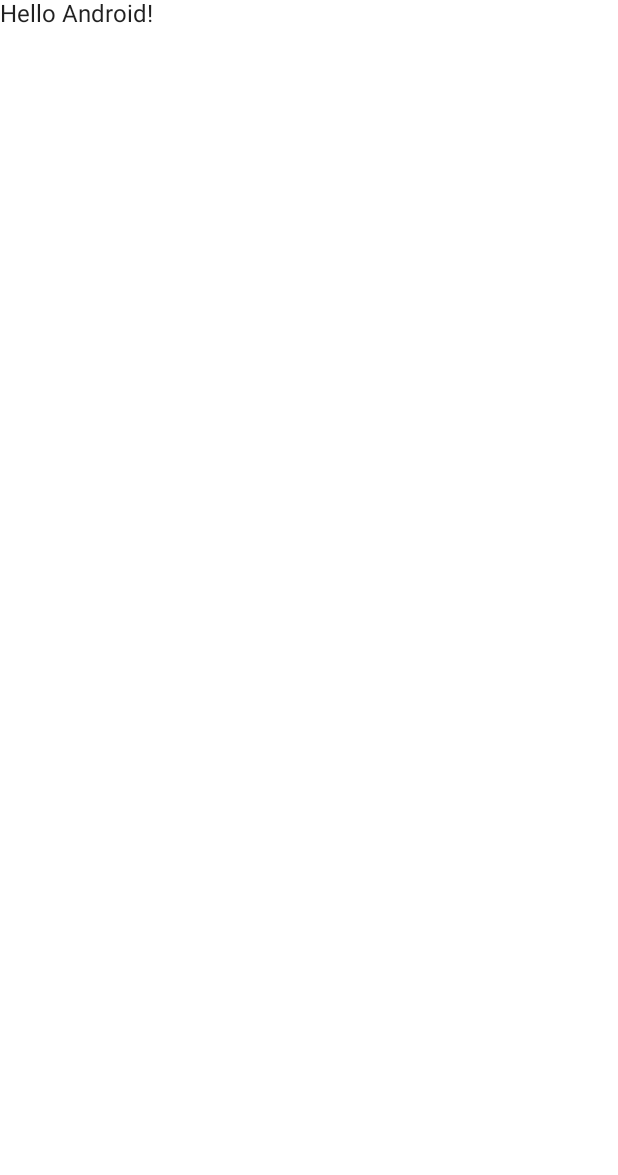
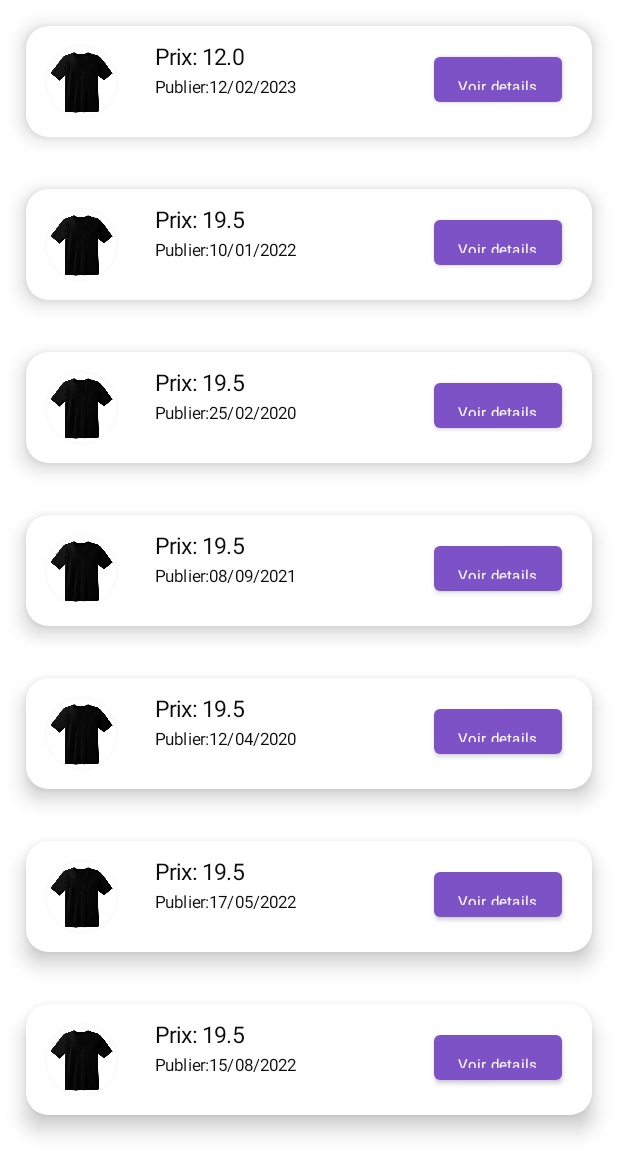
Before and after one commit to MouofoKayouDanela/OpenPressing, an Android app built with Jetpack Compose: the screen it shows after launch (MainActivity), on a phone screen of 412 x 824 dp. Before the commit the part shown is almost empty. Shown: the top 1175 px of the screen. Run offline under Robolectric (Android 15) with nearby library versions, the phone set to English and light mode, and no system bars.

Commit message:
Creation de l'interface consulter les besoins

```diff
--- a/android_part/app/build.gradle
+++ b/android_part/app/build.gradle
@@ -2,7 +2,7 @@ plugins {
     id 'com.android.application'
     id 'org.jetbrains.kotlin.android'
     id 'kotlin-kapt'
-    id 'dagger.hilt.android.plugin'
+    //id 'dagger.hilt.android.plugin'
 }
 
 android {
@@ -64,20 +64,20 @@ dependencies {
     debugImplementation "androidx.compose.ui:ui-test-manifest:$compose_ui_version"
     implementation "androidx.compose.material:material-icons-extended:$compose_ui_version"
 
-    def nav_version = "2.5.3"
-    implementation "androidx.navigation:navigation-compose:$nav_version"
-    implementation "com.google.accompanist:accompanist-systemuicontroller:0.26.0-alpha"
+    /* def nav_version = "2.5.3"
+     implementation "androidx.navigation:navigation-compose:$nav_version"
+     implementation "com.google.accompanist:accompanist-systemuicontroller:0.26.0-alpha"
 
-    implementation platform('com.google.firebase:firebase-bom:31.3.0')
-    implementation 'com.google.firebase:firebase-auth-ktx'
-    implementation 'com.google.firebase:firebase-firestore-ktx'
+     implementation platform('com.google.firebase:firebase-bom:31.3.0')
+     implementation 'com.google.firebase:firebase-auth-ktx'
+     implementation 'com.google.firebase:firebase-firestore-ktx'*/
 
     //Dagger - Hilt
-    implementation "com.google.dagger:hilt-android:2.45"
-    kapt "com.google.dagger:hilt-android-compiler:2.45"
+    //implementation "com.google.dagger:hilt-android:2.45"
+    //kapt "com.google.dagger:hilt-android-compiler:2.45"
 
     //Retrofit
-    implementation 'com.squareup.retrofit2:retrofit:2.9.0'
+    /*implementation 'com.squareup.retrofit2:retrofit:2.9.0'
     implementation 'com.squareup.retrofit2:converter-gson:2.9.0'
-    implementation 'com.squareup.okhttp3:logging-interceptor:5.0.0-alpha.11'
+    implementation 'com.squareup.okhttp3:logging-interceptor:5.0.0-alpha.11'*/
 }
--- a/android_part/app/src/main/java/com/android/openpressing/MainActivity.kt
+++ b/android_part/app/src/main/java/com/android/openpressing/MainActivity.kt
@@ -3,14 +3,15 @@ package com.android.openpressing
 import android.os.Bundle
 import androidx.activity.ComponentActivity
 import androidx.activity.compose.setContent
-import androidx.compose.foundation.layout.fillMaxSize
-import androidx.compose.material.MaterialTheme
-import androidx.compose.material.Surface
-import androidx.compose.material.Text
-import androidx.compose.runtime.Composable
+import androidx.compose.foundation.layout.*
+import androidx.compose.material.*
 import androidx.compose.ui.Modifier
-import androidx.compose.ui.tooling.preview.Preview
-import com.android.openpressing.ui.theme.OpenPressingTheme
+import com.android.openpressing.client_module.presentation.Besoin
+import com.android.openpressing.client_module.presentation.BesoinCard
+import com.android.openpressing.client_module.presentation.DefaultPreview
+import com.android.openpressing.client_module.presentation.Publication
+import com.android.openpressing.ui.theme.*
+
 
 class MainActivity : ComponentActivity() {
     override fun onCreate(savedInstanceState: Bundle?) {
@@ -22,22 +23,10 @@ class MainActivity : ComponentActivity() {
                     modifier = Modifier.fillMaxSize(),
                     color = MaterialTheme.colors.background
                 ) {
-                    Greeting("Android")
+                    DefaultPreview()
                 }
             }
         }
     }
 }
-
-@Composable
-fun Greeting(name: String) {
-    Text(text = "Hello $name!")
-}
-
-@Preview(showBackground = true)
-@Composable
-fun DefaultPreview() {
-    OpenPressingTheme {
-        Greeting("Android")
-    }
-}
+u
--- a/android_part/app/src/main/java/com/android/openpressing/OpenPressingApp.kt
+++ b/android_part/app/src/main/java/com/android/openpressing/OpenPressingApp.kt
@@ -1,7 +1,7 @@
 package com.android.openpressing
 
 import android.app.Application
-import dagger.hilt.android.HiltAndroidApp
+//import dagger.hilt.android.HiltAndroidApp
 
-@HiltAndroidApp
+//@HiltAndroidApp
 class OpenPressingApp : Application()
--- /dev/null
+++ b/android_part/app/src/main/java/com/android/openpressing/client_module/presentation/Besoin.kt
@@ -0,0 +1,168 @@
+package com.android.openpressing.client_module.presentation
+
+
+import androidx.compose.foundation.Image
+import androidx.compose.foundation.border
+import androidx.compose.foundation.layout.*
+import androidx.compose.foundation.lazy.LazyColumn
+import androidx.compose.foundation.lazy.items
+import androidx.compose.foundation.shape.CircleShape
+import androidx.compose.foundation.shape.RoundedCornerShape
+import androidx.compose.material.*
+import androidx.compose.runtime.*
+import androidx.compose.ui.Alignment
+import androidx.compose.ui.Modifier
+import androidx.compose.ui.draw.clip
+import androidx.compose.ui.res.painterResource
+import androidx.compose.ui.text.font.FontWeight
+import androidx.compose.ui.tooling.preview.Preview
+import androidx.compose.ui.unit.dp
+import androidx.compose.ui.unit.sp
+import com.android.openpressing.R
+import com.android.openpressing.ui.theme.*
+
+
+@Composable
+fun Besoin(
+    publier:Publication
+){
+    Column(
+        horizontalAlignment=Alignment.CenterHorizontally,
+        modifier = Modifier
+            .fillMaxWidth()
+            .fillMaxHeight()
+            .padding(2.dp)
+
+    ) {
+        Card(elevation = 8.dp,
+            shape=RoundedCornerShape(15.dp),
+            modifier= Modifier
+                .fillMaxWidth()
+                .padding(15.dp),
+
+            )
+        {
+            Row(modifier=Modifier.fillMaxWidth(),
+                horizontalArrangement = Arrangement.spacedBy(4.dp)){
+
+                Row{
+                    Row(verticalAlignment = Alignment.CenterVertically,
+                        modifier=Modifier.padding(12.dp)
+                    ){
+                        Image(
+                            painter = painterResource(R.drawable.blank),
+                            contentDescription = null,
+                            modifier = Modifier
+                                .size(50.dp)
+                                .clip(CircleShape)
+                                .border(1.5.dp, blanc, CircleShape)
+                                .height(44.dp)
+                        )
+                    }
+                    Column(modifier = Modifier
+                        .padding(12.dp)
+                        .fillMaxWidth()
+                        .weight(0.2f),
+
+                        ) {
+                        Text(
+                            text = "Prix: ${publier.prix}",
+                            color = black,
+                            style = MaterialTheme.typography.body1.copy(
+                                fontSize = 15.sp
+                            )
+                        )
+                        Column(modifier = Modifier
+                            .fillMaxWidth()
+                            ,
+                            verticalArrangement = Arrangement.spacedBy(12.dp),
+
+                            ) {
+                            Text(
+                                text ="Publier:${publier.publier}",
+                                color=black,
+                                style = MaterialTheme.typography.subtitle2.copy(
+                                    fontWeight = FontWeight.Normal,
+                                    fontSize = 11.sp
+                                )
+
+                            )
+
+                        }
+                    }
+                    Row(modifier = Modifier
+                        .padding(20.dp),
+                        horizontalArrangement = Arrangement.SpaceBetween
+                    ){
+                        TabButton(
+
+                        )
+                    }
+                }
+
+            }
+
+        }
+
+    }
+
+
+}
+
+
+@Composable
+fun TabButton(
+    modifier: Modifier = Modifier
+) {
+    (Button(
+        onClick = { /*TODO*/ },
+        Modifier.size(85.dp, 30.dp)
+    ) {
+        Text(
+            "Voir details",
+            style = MaterialTheme.typography.subtitle1.copy(
+                fontSize = 10.sp,
+                color = blanc
+            )
+        )
+    })
+}
+data class Publication(
+    // val imageVector: ImageVector,
+    val prix:Double,
+    val publier:String)
+
+@Composable
+fun BesoinCard(publications: List<Publication>){
+    LazyColumn{
+        items(publications){
+                publication -> Besoin(publication)
+        }
+    }
+}
+
+@Preview(showBackground = true)
+@Composable
+fun DefaultPreview() {
+    OpenPressingTheme {
+        //Besoin(publier = Publication("publier le: 04/04/2023"))
+        BesoinCard(publications = listOf(
+            Publication(
+                prix = 12.0,
+                publier = "12/02/2023"),
+            Publication(prix = 19.5,
+                publier = "10/01/2022"),
+            Publication(prix = 19.5,
+                publier = "25/02/2020"),
+            Publication(prix = 19.5,
+                publier = "08/09/2021"),
+            Publication(prix = 19.5,
+                publier = "12/04/2020"),
+            Publication(prix = 19.5,
+                publier = "17/05/2022"),
+            Publication(prix = 19.5,
+                publier = "15/08/2022")
+        ))
+
+    }
+}
--- a/android_part/app/src/main/java/com/android/openpressing/di/OpenPressingModule.kt
+++ b/android_part/app/src/main/java/com/android/openpressing/di/OpenPressingModule.kt
@@ -1,12 +1,12 @@
 package com.android.openpressing.di
 
-import dagger.Module
-import dagger.hilt.InstallIn
-import dagger.hilt.components.SingletonComponent
+//import dagger.Module
+//import dagger.hilt.InstallIn
+///import dagger.hilt.components.SingletonComponent
 
 
-@Module
-@InstallIn(SingletonComponent::class)
+//@Module
+//@InstallIn(SingletonComponent::class)
 object OpenPressingModule{
 
 }
--- a/android_part/app/src/main/java/com/android/openpressing/ui/theme/Color.kt
+++ b/android_part/app/src/main/java/com/android/openpressing/ui/theme/Color.kt
@@ -3,6 +3,9 @@ package com.android.openpressing.ui.theme
 import androidx.compose.ui.graphics.Color
 
 val Purple200 = Color(0xFFBB86FC)
-val Purple500 = Color(0xFF6200EE)
+val Purple500 = Color(0xFF7D52C7)
 val Purple700 = Color(0xFF3700B3)
 val Teal200 = Color(0xFF03DAC5)
+val gris = Color(0xFFF8FAFA)
+val black = Color(0xFF0C0C0C)
+val blanc = Color(0xFFFCFBFB)
--- a/android_part/build.gradle
+++ b/android_part/build.gradle
@@ -2,9 +2,9 @@ buildscript {
     ext {
         compose_ui_version = '1.2.0'
     }
-    dependencies {
+    /*dependencies {
         classpath "com.google.dagger:hilt-android-gradle-plugin:2.45"
-    }
+    }*/
 }// Top-level build file where you can add configuration options common to all sub-projects/modules.
 plugins {
     id 'com.android.application' version '7.4.1' apply false
```
Also changed, not shown: android_part/app/src/main/res/drawable/blank.png (added), android_part/app/src/main/res/drawable/meteo.png (added).
